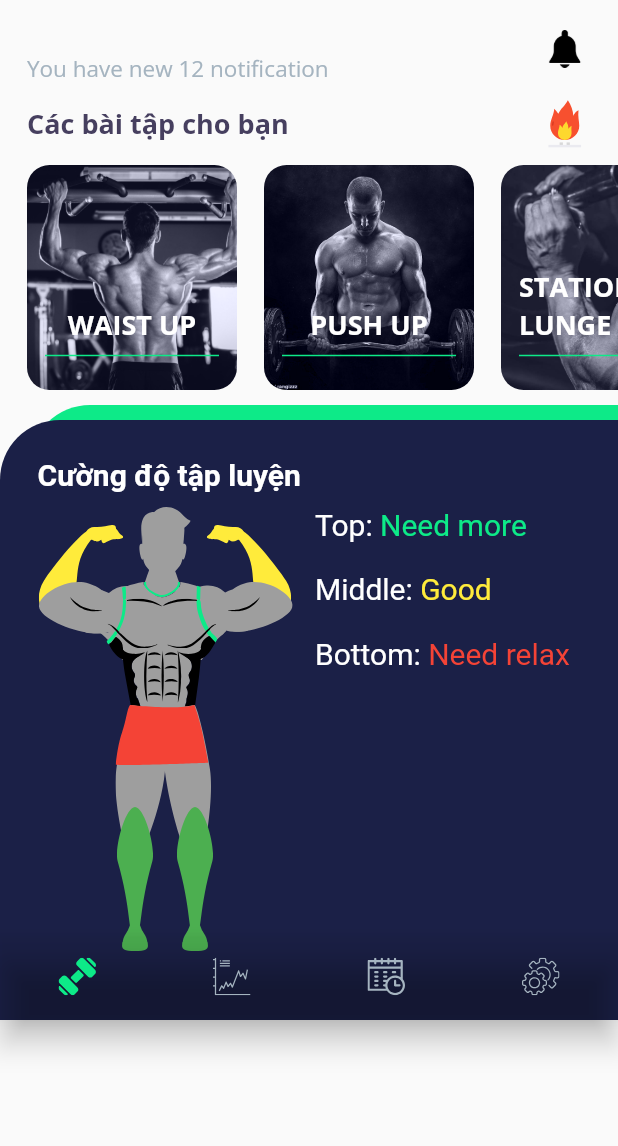
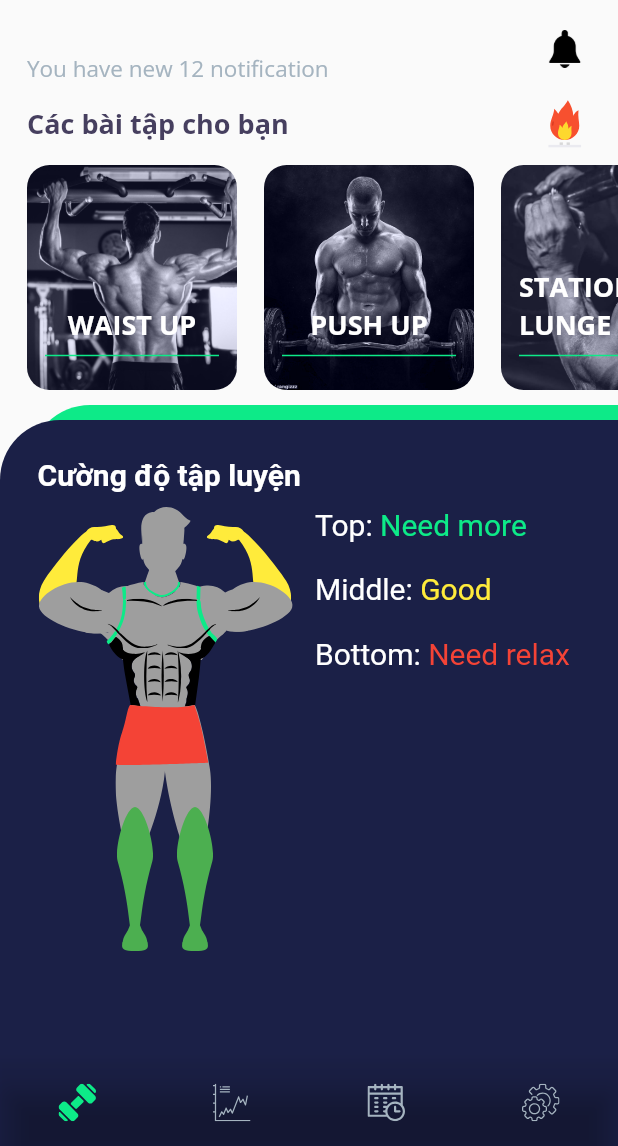
Before and after one commit to machuytu/Fitness_ex_counter, a Flutter app: the BottomNav screen opened directly, on a phone screen of 412 x 824 dp, the part 90-1236 px from its top. Run offline on Flutter 3.47's test engine with Material 2 defaults, Android fonts, the phone set to English and light mode, and no system bars; our stand-ins replace camera, cloud_firestore, firebase_auth, firebase_core, firebase_database, flutter_local_notifications and 10 more; missing offline and left inert: flutter_picker, tflite; accounts and stored records are empty.

Commit message:
fix size home

```diff
--- a/lib/views/home.dart
+++ b/lib/views/home.dart
@@ -63,12 +63,17 @@ class _HomeState extends State<Home> {
   @override
   Widget build(BuildContext context) {
     double lol;
+    var size = MediaQuery.of(context).size;
     return FutureBuilder(
         future: getUser(),
         builder: (context, snapshot) {
           if (snapshot.hasData) {
             return SafeArea(
               child: SingleChildScrollView(
+                child: Column(
+                  children: [
+                    Container(
+                      height: 330,
                       child: Column(
                         children: [
                           SizedBox(height: 10.0),
@@ -82,7 +87,8 @@ class _HomeState extends State<Home> {
                                   decoration: BoxDecoration(
                                     shape: BoxShape.circle,
                                     image: DecorationImage(
-                                image: AssetImage("assets/images/photo.jpeg"),
+                                      image: AssetImage(
+                                          "assets/images/photo.jpeg"),
                                       fit: BoxFit.cover,
                                     ),
                                   ),
@@ -135,7 +141,8 @@ class _HomeState extends State<Home> {
                           ),
                           SizedBox(height: 10.0),
                           CustomListTile(
-                      title: Text("Các bài tập cho bạn", style: kTitleStyle),
+                            title:
+                                Text("Các bài tập cho bạn", style: kTitleStyle),
                             trailing: SvgPicture.asset(
                               "assets/images/fire.svg",
                               width: 35,
@@ -159,9 +166,12 @@ class _HomeState extends State<Home> {
                             ),
                           ),
                           SizedBox(height: 10.0),
+                        ],
+                      ),
+                    ),
                     Container(
                       width: double.infinity,
-                      height: 410.0,
+                      height: size.height - 330.0,
                       child: Stack(
                         children: [
                           Positioned(
```
Lines whose indentation alone changed are shown as unchanged.
